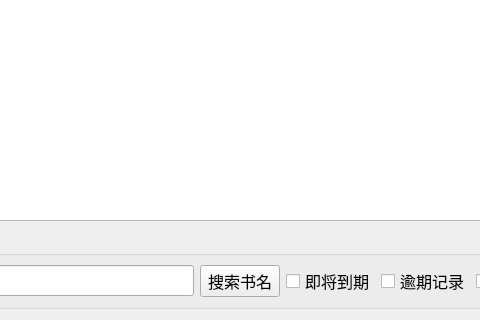
Old version of the form UI/BorrowInfoWidget.ui in the repository zy98/LibraryManagement; both pictures show x 250 to 730 and y 405 to 725 of the 1199 by 725 pixel window.
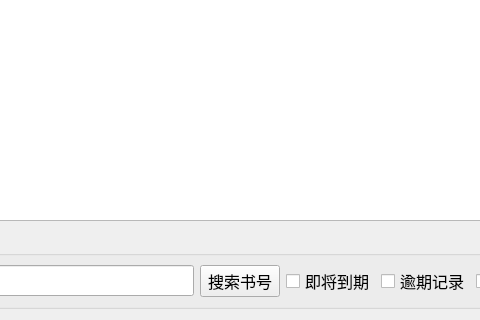
New version of the form.

```diff
--- a/UI/BorrowInfoWidget.ui
+++ b/UI/BorrowInfoWidget.ui
@@ -37,7 +37,7 @@
         <item row="0" column="1">
          <widget class="QPushButton" name="pushButton_3">
           <property name="text">
-           <string>搜索书名</string>
+           <string>搜索书号</string>
           </property>
          </widget>
         </item>
```
